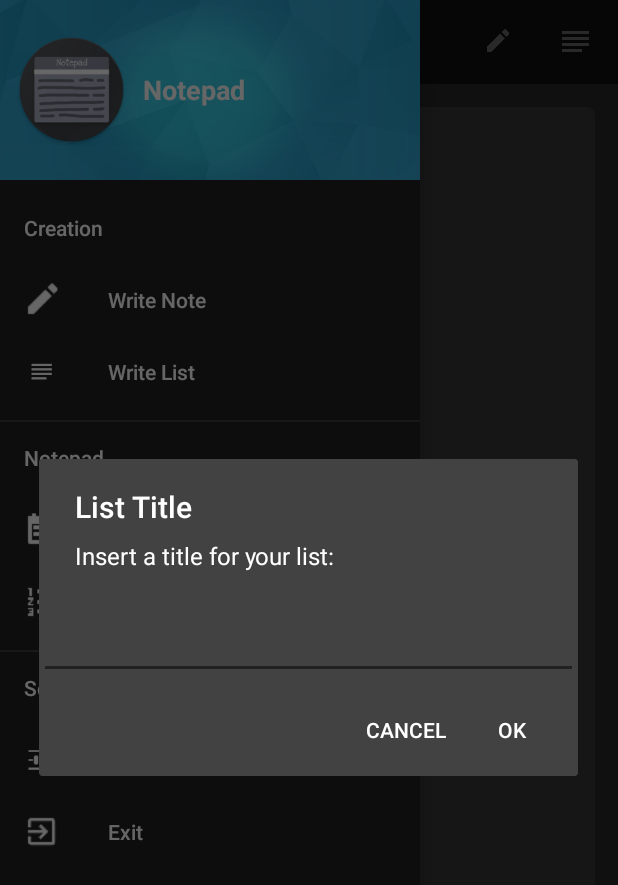
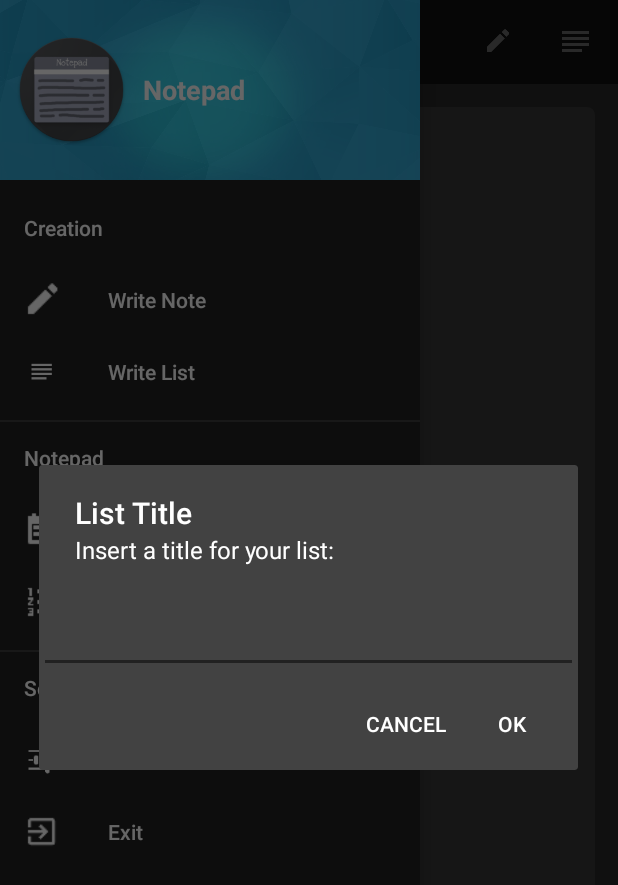
Before and after one commit to Mazurco066/Notepad, an Android app: the screen it shows after launch (MainActivity), in the side drawer, after a tap on "Write List", on a phone screen of 412 x 824 dp. Shown: the top 885 px of the screen. Run offline under Robolectric (Android 15) with nearby library versions, the phone set to English and light mode, and no system bars; our stand-ins replace ButterKnife.

Commit message:
Dialog Second Refactor

```diff
--- a/app/src/main/java/com/mazurco066/notepad/ui/activity/MainActivity.java
+++ b/app/src/main/java/com/mazurco066/notepad/ui/activity/MainActivity.java
@@ -1,6 +1,5 @@
 package com.mazurco066.notepad.ui.activity;
 
-import android.content.DialogInterface;
 import android.content.Intent;
 import android.content.res.Configuration;
 import android.content.res.Resources;
@@ -11,7 +10,6 @@ import android.support.v4.app.FragmentManager;
 import android.support.v4.app.FragmentTransaction;
 import android.support.v4.widget.DrawerLayout;
 import android.support.v7.app.ActionBarDrawerToggle;
-import android.support.v7.app.AlertDialog;
 import android.support.v7.app.AppCompatActivity;
 import android.os.Bundle;
 import android.support.v7.widget.Toolbar;
@@ -20,14 +18,13 @@ import android.view.Menu;
 import android.view.MenuInflater;
 import android.view.MenuItem;
 import android.view.View;
-import android.widget.EditText;
-import android.widget.LinearLayout;
 
 import com.mazurco066.notepad.R;
 import com.mazurco066.notepad.SQLite.methods.ListActions;
 import com.mazurco066.notepad.model.Note;
 import com.mazurco066.notepad.model.TodoList;
 import com.mazurco066.notepad.SQLite.DatabaseCreator;
+import com.mazurco066.notepad.ui.dialog.ListCreateDialog;
 import com.mazurco066.notepad.ui.fragments.ListsFragment;
 import com.mazurco066.notepad.ui.fragments.NotesFragment;
 import com.mazurco066.notepad.ui.fragments.SettingsFragment;
@@ -39,7 +36,7 @@ import java.util.Locale;
 import butterknife.BindView;
 import butterknife.ButterKnife;
 
-public class MainActivity extends AppCompatActivity {
+public class MainActivity extends AppCompatActivity implements ListCreateDialog.ListCreateDialogCallback {
 
     //Definindo os Componentes
     @BindView(R.id.mainToolbar) Toolbar toolbar;
@@ -287,55 +284,8 @@ public class MainActivity extends AppCompatActivity {
 
     //Método para recuperar nome da lista que usuário deseja criar
     private void getTodoListTitle() {
-
-        final AlertDialog.Builder builder = new AlertDialog.Builder(MainActivity.this);
-
-        //Configurando a AlertDialog
-        builder.setTitle(getResources().getString(R.string.dialog_list_create_title));
-        builder.setMessage(getResources().getString(R.string.dialog_list_create_content));
-        builder.setCancelable(false);
-
-        //Criando EditText para coleta do título
-        final EditText input = new EditText(MainActivity.this);
-        LinearLayout.LayoutParams lp = new LinearLayout.LayoutParams(
-                LinearLayout.LayoutParams.MATCH_PARENT,
-                LinearLayout.LayoutParams.MATCH_PARENT);
-        input.setLayoutParams(lp);
-        builder.setView(input);
-        //Setando botões de avançar ou cancelar
-        builder.setPositiveButton(getResources().getString(R.string.dialog_confirm), new DialogInterface.OnClickListener() {
-            @Override
-            public void onClick(DialogInterface dialogInterface, int i) {
-
-                if (!input.getText().toString().isEmpty()) {
-
-                    //Recuperando texto digitado
-                    String title = input.getText().toString();
-
-                    //Instanciando nova Lista para insersão
-                    TodoList todoList = new TodoList();
-                    todoList.setId(-1);
-                    todoList.setTitle(title);
-
-                    //Validando e se possível partindo para activity de listas
-                    openListActivity(todoList);
-
-                }
-                else {
-                    //Retornando Mensagem de erro
-                    View view = findViewById(R.id.appDrawer);
-                    SnackUtil.show(view, getString(R.string.alert_empty_fields), Snackbar.LENGTH_SHORT);
-                }
-            }
-        });
-        builder.setNegativeButton(getResources().getString(R.string.dialog_cancel), new DialogInterface.OnClickListener() {
-            @Override
-            public void onClick(DialogInterface dialogInterface, int i) { /*Nada Acontece.....*/ }
-        });
-        //Criando e mostrando a Dialog
-        builder.create();
-        builder.show();
-
+        ListCreateDialog dialog = new ListCreateDialog(this, this);
+        dialog.show();
     }
 
     //Método para adaptar tema do app
@@ -374,4 +324,21 @@ public class MainActivity extends AppCompatActivity {
 
     }
 
+    @Override
+    public void onPositiveClicked(TodoList list) {
+        openListActivity(list);
+    }
+
+
+    @Override
+    public void onEmptyFields() {
+        //Retornando Mensagem de erro
+        View view = findViewById(R.id.appDrawer);
+        SnackUtil.show(view, getString(R.string.alert_empty_fields), Snackbar.LENGTH_SHORT);
+    }
+
+    @Override
+    public void onNegativeClicked() {
+        //Nada acontece
+    }
 }
--- /dev/null
+++ b/app/src/main/java/com/mazurco066/notepad/ui/dialog/ListCreateDialog.java
@@ -0,0 +1,62 @@
+package com.mazurco066.notepad.ui.dialog;
+
+import android.app.AlertDialog;
+import android.content.Context;
+import android.content.DialogInterface;
+import android.widget.EditText;
+import android.widget.LinearLayout;
+
+import com.mazurco066.notepad.R;
+import com.mazurco066.notepad.model.TodoList;
+
+public class ListCreateDialog extends AlertDialog.Builder {
+
+    //Definindo atributos
+    private ListCreateDialogCallback callback;
+
+    //Definindo interface para definição dos eventos
+    public interface ListCreateDialogCallback {
+        void onPositiveClicked(TodoList list);
+        void onNegativeClicked();
+        void onEmptyFields();
+    }
+
+    public ListCreateDialog(Context context, final ListCreateDialogCallback callback) {
+
+        //Implementação padrão
+        super(context);
+
+        //Recuperando instancias
+        this.callback = callback;
+
+        final EditText input = new EditText(context);
+        LinearLayout.LayoutParams lp = new LinearLayout.LayoutParams(
+                LinearLayout.LayoutParams.MATCH_PARENT,
+                LinearLayout.LayoutParams.MATCH_PARENT);
+        input.setLayoutParams(lp);
+
+        //Customizando a dialog
+        setTitle(context.getString(R.string.dialog_list_create_title))
+                .setMessage(context.getString(R.string.dialog_list_create_content))
+                .setView(input)
+                .setPositiveButton(context.getString(R.string.dialog_confirm), new DialogInterface.OnClickListener() {
+                    @Override
+                    public void onClick(DialogInterface dialog, int which) {
+                        if (!input.getText().toString().isEmpty()) {
+                            TodoList list = new TodoList();
+                            list.setId(-1);
+                            list.setTitle(input.getText().toString());
+                            callback.onPositiveClicked(list);
+                        }
+                        else callback.onEmptyFields();
+                    }
+                })
+                .setNegativeButton(context.getString(R.string.dialog_cancel), new DialogInterface.OnClickListener() {
+                    @Override
+                    public void onClick(DialogInterface dialog, int which) {
+                        callback.onNegativeClicked();
+                    }
+                })
+                .setCancelable(false);
+    }
+}
```
Also changed, not shown: app/src/main/res/layout/note_delete_dialog.xml (+7 -0 lines).
